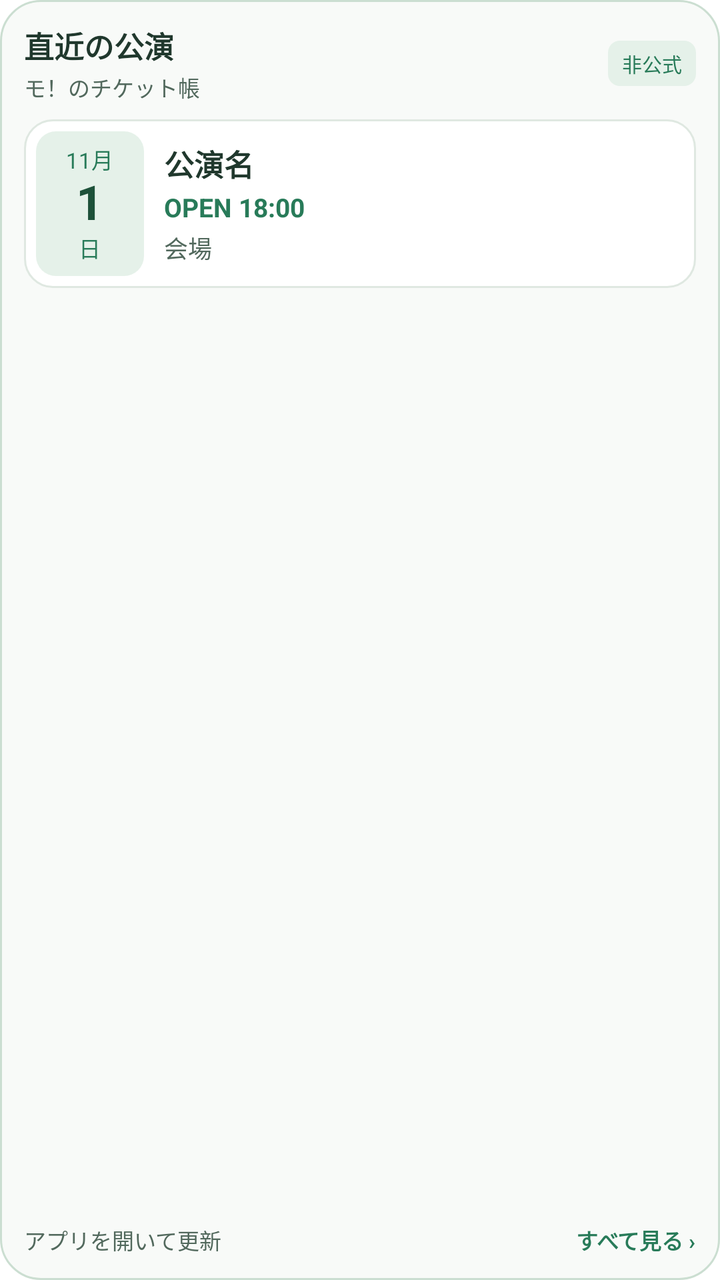
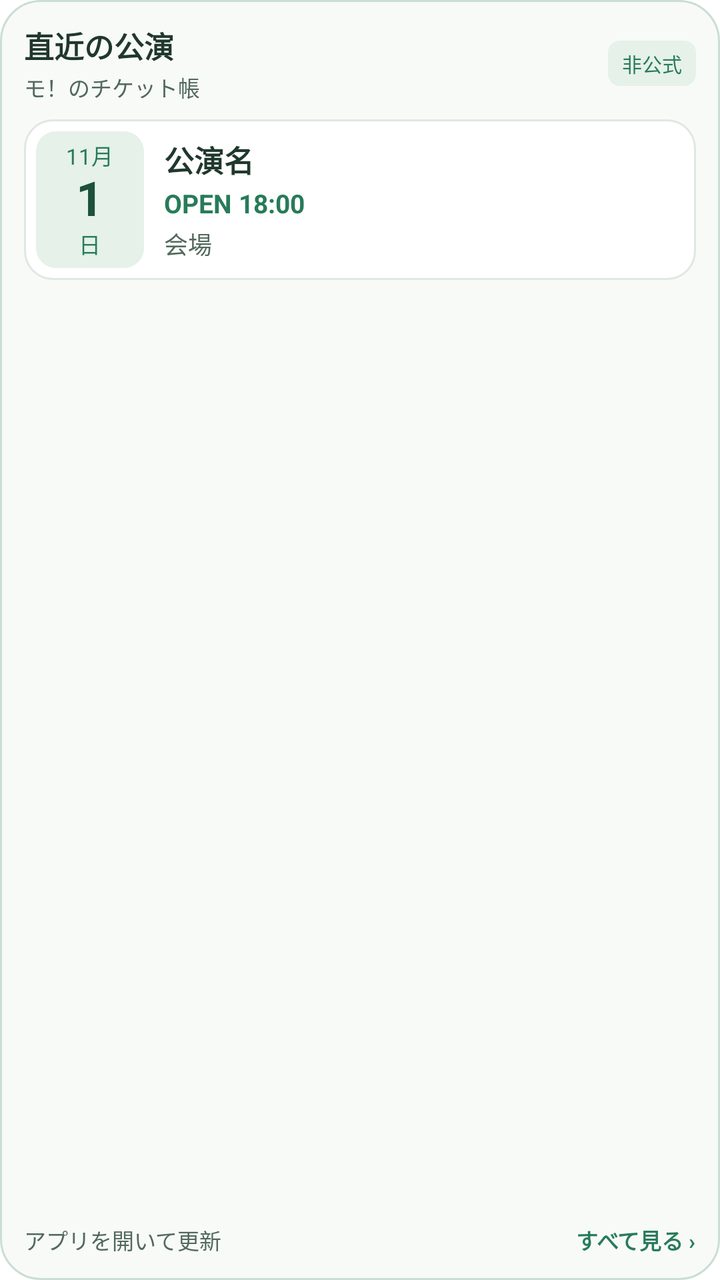

Before-and-after screenshots of an Android layout around one commit, followed by the original layout XML and the change that was made.
<!-- AndroidManifest.xml: fallback theme Theme.MaterialComponents.DayNight.NoActionBar -->
<!-- res/layout/ticket_widget.xml -->
<LinearLayout xmlns:android="http://schemas.android.com/apk/res/android" android:id="@+id/ticket_widget_root" android:layout_width="match_parent" android:layout_height="match_parent" android:orientation="vertical" android:padding="12dp" android:background="@drawable/ticket_widget_background">
  <LinearLayout android:layout_width="match_parent" android:layout_height="wrap_content" android:orientation="horizontal" android:gravity="center_vertical" android:layout_marginBottom="8dp">
    <LinearLayout android:layout_width="0dp" android:layout_weight="1" android:layout_height="wrap_content" android:orientation="vertical">
      <TextView android:id="@+id/ticket_widget_mode" android:layout_width="match_parent" android:layout_height="wrap_content" android:text="直近の公演" android:textColor="#20382D" android:textSize="15sp" android:textStyle="bold" android:includeFontPadding="false" android:maxLines="1" android:ellipsize="end"/>
      <TextView android:id="@+id/ticket_widget_heading" android:layout_width="match_parent" android:layout_height="wrap_content" android:text="モ！のチケット帳" android:textColor="#52695D" android:textSize="11sp" android:layout_marginTop="2dp" android:includeFontPadding="false" android:maxLines="1" android:ellipsize="end"/>
    </LinearLayout>
    <TextView android:layout_width="wrap_content" android:layout_height="wrap_content" android:text="非公式" android:textColor="#287B59" android:textSize="10sp" android:layout_marginLeft="8dp" android:paddingLeft="7dp" android:paddingRight="7dp" android:paddingTop="4dp" android:paddingBottom="4dp" android:includeFontPadding="false" android:background="@drawable/ticket_widget_tag"/>
  </LinearLayout>
  <TextView android:id="@+id/ticket_widget_empty" android:layout_width="match_parent" android:layout_height="wrap_content" android:minHeight="56dp" android:gravity="center_vertical" android:text="タップしてアプリで情報を取得" android:textColor="#52695D" android:textSize="14sp" android:padding="14dp" android:background="@drawable/ticket_widget_row" android:visibility="gone"/>
  <LinearLayout android:id="@+id/ticket_row_0" android:layout_width="match_parent" android:layout_height="wrap_content" android:orientation="horizontal" android:gravity="center_vertical" android:padding="6dp" android:layout_marginBottom="6dp" android:background="@drawable/ticket_widget_row">
    <LinearLayout android:id="@+id/ticket_date_0" android:layout_width="54dp" android:layout_height="wrap_content" android:minHeight="56dp" android:orientation="vertical" android:gravity="center" android:paddingTop="6dp" android:paddingBottom="6dp" android:background="@drawable/ticket_widget_date">
      <TextView android:id="@+id/ticket_month_0" android:layout_width="wrap_content" android:layout_height="wrap_content" android:text="11月" android:textColor="#287B59" android:textSize="11sp" android:includeFontPadding="false"/>
      <TextView android:id="@+id/ticket_day_0" android:layout_width="wrap_content" android:layout_height="wrap_content" android:text="1" android:textColor="#1D5139" android:textSize="24sp" android:textStyle="bold" android:includeFontPadding="false"/>
      <TextView android:id="@+id/ticket_weekday_0" android:layout_width="wrap_content" android:layout_height="wrap_content" android:text="日" android:textColor="#287B59" android:textSize="11sp" android:includeFontPadding="false"/>
    </LinearLayout>
    <LinearLayout android:layout_width="0dp" android:layout_weight="1" android:layout_height="wrap_content" android:orientation="vertical" android:layout_marginLeft="10dp">
      <TextView android:id="@+id/ticket_title_0" android:layout_width="match_parent" android:layout_height="wrap_content" android:text="公演名" android:textColor="#20382D" android:textSize="15sp" android:textStyle="bold" android:maxLines="2" android:ellipsize="end" android:includeFontPadding="false" android:lineSpacingExtra="1dp"/>
      <TextView android:id="@+id/ticket_time_0" android:layout_width="match_parent" android:layout_height="wrap_content" android:text="OPEN 18:00" android:textColor="#287B59" android:textSize="13sp" android:textStyle="bold" android:layout_marginTop="4dp" android:maxLines="1" android:ellipsize="end" android:includeFontPadding="false"/>
      <TextView android:id="@+id/ticket_meta_0" android:layout_width="match_parent" android:layout_height="wrap_content" android:text="会場" android:textColor="#52695D" android:textSize="12sp" android:layout_marginTop="3dp" android:maxLines="1" android:ellipsize="end" android:includeFontPadding="false"/>
    </LinearLayout>
  </LinearLayout>
  <LinearLayout android:id="@+id/ticket_row_1" android:visibility="gone" android:layout_width="match_parent" android:layout_height="wrap_content" android:orientation="horizontal" android:gravity="center_vertical" android:padding="6dp" android:layout_marginBottom="6dp" android:background="@drawable/ticket_widget_row">
    <LinearLayout android:id="@+id/ticket_date_1" android:layout_width="54dp" android:layout_height="wrap_content" android:minHeight="56dp" android:orientation="vertical" android:gravity="center" android:paddingTop="6dp" android:paddingBottom="6dp" android:background="@drawable/ticket_widget_date">
      <TextView android:id="@+id/ticket_month_1" android:layout_width="wrap_content" android:layout_height="wrap_content" android:text="11月" android:textColor="#287B59" android:textSize="11sp" android:includeFontPadding="false"/>
      <TextView android:id="@+id/ticket_day_1" android:layout_width="wrap_content" android:layout_height="wrap_content" android:text="1" android:textColor="#1D5139" android:textSize="24sp" android:textStyle="bold" android:includeFontPadding="false"/>
      <TextView android:id="@+id/ticket_weekday_1" android:layout_width="wrap_content" android:layout_height="wrap_content" android:text="日" android:textColor="#287B59" android:textSize="11sp" android:includeFontPadding="false"/>
    </LinearLayout>
    <LinearLayout android:layout_width="0dp" android:layout_weight="1" android:layout_height="wrap_content" android:orientation="vertical" android:layout_marginLeft="10dp">
      <TextView android:id="@+id/ticket_title_1" android:layout_width="match_parent" android:layout_height="wrap_content" android:text="公演名" android:textColor="#20382D" android:textSize="15sp" android:textStyle="bold" android:maxLines="2" android:ellipsize="end" android:includeFontPadding="false" android:lineSpacingExtra="1dp"/>
      <TextView android:id="@+id/ticket_time_1" android:layout_width="match_parent" android:layout_height="wrap_content" android:text="OPEN 18:00" android:textColor="#287B59" android:textSize="13sp" android:textStyle="bold" android:layout_marginTop="4dp" android:maxLines="1" android:ellipsize="end" android:includeFontPadding="false"/>
      <TextView android:id="@+id/ticket_meta_1" android:layout_width="match_parent" android:layout_height="wrap_content" android:text="会場" android:textColor="#52695D" android:textSize="12sp" android:layout_marginTop="3dp" android:maxLines="1" android:ellipsize="end" android:includeFontPadding="false"/>
    </LinearLayout>
  </LinearLayout>
  <LinearLayout android:id="@+id/ticket_row_2" android:visibility="gone" android:layout_width="match_parent" android:layout_height="wrap_content" android:orientation="horizontal" android:gravity="center_vertical" android:padding="6dp" android:layout_marginBottom="6dp" android:background="@drawable/ticket_widget_row">
    <LinearLayout android:id="@+id/ticket_date_2" android:layout_width="54dp" android:layout_height="wrap_content" android:minHeight="56dp" android:orientation="vertical" android:gravity="center" android:paddingTop="6dp" android:paddingBottom="6dp" android:background="@drawable/ticket_widget_date">
      <TextView android:id="@+id/ticket_month_2" android:layout_width="wrap_content" android:layout_height="wrap_content" android:text="11月" android:textColor="#287B59" android:textSize="11sp" android:includeFontPadding="false"/>
      <TextView android:id="@+id/ticket_day_2" android:layout_width="wrap_content" android:layout_height="wrap_content" android:text="1" android:textColor="#1D5139" android:textSize="24sp" android:textStyle="bold" android:includeFontPadding="false"/>
      <TextView android:id="@+id/ticket_weekday_2" android:layout_width="wrap_content" android:layout_height="wrap_content" android:text="日" android:textColor="#287B59" android:textSize="11sp" android:includeFontPadding="false"/>
    </LinearLayout>
    <LinearLayout android:layout_width="0dp" android:layout_weight="1" android:layout_height="wrap_content" android:orientation="vertical" android:layout_marginLeft="10dp">
      <TextView android:id="@+id/ticket_title_2" android:layout_width="match_parent" android:layout_height="wrap_content" android:text="公演名" android:textColor="#20382D" android:textSize="15sp" android:textStyle="bold" android:maxLines="2" android:ellipsize="end" android:includeFontPadding="false" android:lineSpacingExtra="1dp"/>
      <TextView android:id="@+id/ticket_time_2" android:layout_width="match_parent" android:layout_height="wrap_content" android:text="OPEN 18:00" android:textColor="#287B59" android:textSize="13sp" android:textStyle="bold" android:layout_marginTop="4dp" android:maxLines="1" android:ellipsize="end" android:includeFontPadding="false"/>
      <TextView android:id="@+id/ticket_meta_2" android:layout_width="match_parent" android:layout_height="wrap_content" android:text="会場" android:textColor="#52695D" android:textSize="12sp" android:layout_marginTop="3dp" android:maxLines="1" android:ellipsize="end" android:includeFontPadding="false"/>
    </LinearLayout>
  </LinearLayout>
  <LinearLayout android:id="@+id/ticket_row_3" android:visibility="gone" android:layout_width="match_parent" android:layout_height="wrap_content" android:orientation="horizontal" android:gravity="center_vertical" android:padding="6dp" android:layout_marginBottom="6dp" android:background="@drawable/ticket_widget_row">
    <LinearLayout android:id="@+id/ticket_date_3" android:layout_width="54dp" android:layout_height="wrap_content" android:minHeight="56dp" android:orientation="vertical" android:gravity="center" android:paddingTop="6dp" android:paddingBottom="6dp" android:background="@drawable/ticket_widget_date">
      <TextView android:id="@+id/ticket_month_3" android:layout_width="wrap_content" android:layout_height="wrap_content" android:text="11月" android:textColor="#287B59" android:textSize="11sp" android:includeFontPadding="false"/>
      <TextView android:id="@+id/ticket_day_3" android:layout_width="wrap_content" android:layout_height="wrap_content" android:text="1" android:textColor="#1D5139" android:textSize="24sp" android:textStyle="bold" android:includeFontPadding="false"/>
      <TextView android:id="@+id/ticket_weekday_3" android:layout_width="wrap_content" android:layout_height="wrap_content" android:text="日" android:textColor="#287B59" android:textSize="11sp" android:includeFontPadding="false"/>
    </LinearLayout>
    <LinearLayout android:layout_width="0dp" android:layout_weight="1" android:layout_height="wrap_content" android:orientation="vertical" android:layout_marginLeft="10dp">
      <TextView android:id="@+id/ticket_title_3" android:layout_width="match_parent" android:layout_height="wrap_content" android:text="公演名" android:textColor="#20382D" android:textSize="15sp" android:textStyle="bold" android:maxLines="2" android:ellipsize="end" android:includeFontPadding="false" android:lineSpacingExtra="1dp"/>
      <TextView android:id="@+id/ticket_time_3" android:layout_width="match_parent" android:layout_height="wrap_content" android:text="OPEN 18:00" android:textColor="#287B59" android:textSize="13sp" android:textStyle="bold" android:layout_marginTop="4dp" android:maxLines="1" android:ellipsize="end" android:includeFontPadding="false"/>
      <TextView android:id="@+id/ticket_meta_3" android:layout_width="match_parent" android:layout_height="wrap_content" android:text="会場" android:textColor="#52695D" android:textSize="12sp" android:layout_marginTop="3dp" android:maxLines="1" android:ellipsize="end" android:includeFontPadding="false"/>
    </LinearLayout>
  </LinearLayout>
  <LinearLayout android:id="@+id/ticket_row_4" android:visibility="gone" android:layout_width="match_parent" android:layout_height="wrap_content" android:orientation="horizontal" android:gravity="center_vertical" android:padding="6dp" android:layout_marginBottom="6dp" android:background="@drawable/ticket_widget_row">
    <LinearLayout android:id="@+id/ticket_date_4" android:layout_width="54dp" android:layout_height="wrap_content" android:minHeight="56dp" android:orientation="vertical" android:gravity="center" android:paddingTop="6dp" android:paddingBottom="6dp" android:background="@drawable/ticket_widget_date">
      <TextView android:id="@+id/ticket_month_4" android:layout_width="wrap_content" android:layout_height="wrap_content" android:text="11月" android:textColor="#287B59" android:textSize="11sp" android:includeFontPadding="false"/>
      <TextView android:id="@+id/ticket_day_4" android:layout_width="wrap_content" android:layout_height="wrap_content" android:text="1" android:textColor="#1D5139" android:textSize="24sp" android:textStyle="bold" android:includeFontPadding="false"/>
      <TextView android:id="@+id/ticket_weekday_4" android:layout_width="wrap_content" android:layout_height="wrap_content" android:text="日" android:textColor="#287B59" android:textSize="11sp" android:includeFontPadding="false"/>
    </LinearLayout>
    <LinearLayout android:layout_width="0dp" android:layout_weight="1" android:layout_height="wrap_content" android:orientation="vertical" android:layout_marginLeft="10dp">
      <TextView android:id="@+id/ticket_title_4" android:layout_width="match_parent" android:layout_height="wrap_content" android:text="公演名" android:textColor="#20382D" android:textSize="15sp" android:textStyle="bold" android:maxLines="2" android:ellipsize="end" android:includeFontPadding="false" android:lineSpacingExtra="1dp"/>
      <TextView android:id="@+id/ticket_time_4" android:layout_width="match_parent" android:layout_height="wrap_content" android:text="OPEN 18:00" android:textColor="#287B59" android:textSize="13sp" android:textStyle="bold" android:layout_marginTop="4dp" android:maxLines="1" android:ellipsize="end" android:includeFontPadding="false"/>
      <TextView android:id="@+id/ticket_meta_4" android:layout_width="match_parent" android:layout_height="wrap_content" android:text="会場" android:textColor="#52695D" android:textSize="12sp" android:layout_marginTop="3dp" android:maxLines="1" android:ellipsize="end" android:includeFontPadding="false"/>
    </LinearLayout>
  </LinearLayout>
  <LinearLayout android:id="@+id/ticket_row_5" android:visibility="gone" android:layout_width="match_parent" android:layout_height="wrap_content" android:orientation="horizontal" android:gravity="center_vertical" android:padding="6dp" android:layout_marginBottom="6dp" android:background="@drawable/ticket_widget_row">
    <LinearLayout android:id="@+id/ticket_date_5" android:layout_width="54dp" android:layout_height="wrap_content" android:minHeight="56dp" android:orientation="vertical" android:gravity="center" android:paddingTop="6dp" android:paddingBottom="6dp" android:background="@drawable/ticket_widget_date">
      <TextView android:id="@+id/ticket_month_5" android:layout_width="wrap_content" android:layout_height="wrap_content" android:text="11月" android:textColor="#287B59" android:textSize="11sp" android:includeFontPadding="false"/>
      <TextView android:id="@+id/ticket_day_5" android:layout_width="wrap_content" android:layout_height="wrap_content" android:text="1" android:textColor="#1D5139" android:textSize="24sp" android:textStyle="bold" android:includeFontPadding="false"/>
      <TextView android:id="@+id/ticket_weekday_5" android:layout_width="wrap_content" android:layout_height="wrap_content" android:text="日" android:textColor="#287B59" android:textSize="11sp" android:includeFontPadding="false"/>
    </LinearLayout>
    <LinearLayout android:layout_width="0dp" android:layout_weight="1" android:layout_height="wrap_content" android:orientation="vertical" android:layout_marginLeft="10dp">
      <TextView android:id="@+id/ticket_title_5" android:layout_width="match_parent" android:layout_height="wrap_content" android:text="公演名" android:textColor="#20382D" android:textSize="15sp" android:textStyle="bold" android:maxLines="2" android:ellipsize="end" android:includeFontPadding="false" android:lineSpacingExtra="1dp"/>
      <TextView android:id="@+id/ticket_time_5" android:layout_width="match_parent" android:layout_height="wrap_content" android:text="OPEN 18:00" android:textColor="#287B59" android:textSize="13sp" android:textStyle="bold" android:layout_marginTop="4dp" android:maxLines="1" android:ellipsize="end" android:includeFontPadding="false"/>
      <TextView android:id="@+id/ticket_meta_5" android:layout_width="match_parent" android:layout_height="wrap_content" android:text="会場" android:textColor="#52695D" android:textSize="12sp" android:layout_marginTop="3dp" android:maxLines="1" android:ellipsize="end" android:includeFontPadding="false"/>
    </LinearLayout>
  </LinearLayout>
  <LinearLayout android:layout_width="match_parent" android:layout_height="0dp" android:layout_weight="1"/>
  <LinearLayout android:id="@+id/ticket_widget_footer" android:layout_width="match_parent" android:layout_height="wrap_content" android:orientation="horizontal" android:gravity="center_vertical">
    <TextView android:id="@+id/ticket_widget_updated" android:layout_width="0dp" android:layout_weight="1" android:layout_height="wrap_content" android:text="アプリを開いて更新" android:textColor="#52695D" android:textSize="11sp" android:includeFontPadding="false" android:maxLines="1" android:ellipsize="end"/>
    <TextView android:layout_width="wrap_content" android:layout_height="wrap_content" android:layout_marginLeft="8dp" android:text="すべて見る ›" android:textColor="#287B59" android:textSize="11sp" android:textStyle="bold" android:includeFontPadding="false"/>
  </LinearLayout>
</LinearLayout>
<!-- resources referenced by this layout -->
<resources>
  <!-- drawable ticket_widget_background (drawable) -->
  <shape xmlns:android="http://schemas.android.com/apk/res/android"><solid android:color="#F8FAF8"/><corners android:radius="20dp"/><stroke android:width="1dp" android:color="#CBDed1"/></shape>
  <!-- drawable ticket_widget_date (drawable) -->
  <shape xmlns:android="http://schemas.android.com/apk/res/android"><solid android:color="#E5F1E9"/><corners android:radius="10dp"/></shape>
  <!-- drawable ticket_widget_row (drawable) -->
  <selector xmlns:android="http://schemas.android.com/apk/res/android"><item android:state_pressed="true"><shape><solid android:color="#EEF6F0"/><stroke android:width="1dp" android:color="#CBDDD1"/><corners android:radius="14dp"/></shape></item><item><shape><solid android:color="#FFFFFF"/><stroke android:width="1dp" android:color="#DFE8E1"/><corners android:radius="14dp"/></shape></item></selector>
  <!-- drawable ticket_widget_tag (drawable) -->
  <shape xmlns:android="http://schemas.android.com/apk/res/android"><solid android:color="#E5F1E9"/><corners android:radius="6dp"/></shape>
</resources>

<!-- the commit's change to res/layout/ticket_widget.xml (unified diff, before → after) -->
@@ -8,8 +8,8 @@
   </LinearLayout>
   <TextView android:id="@+id/ticket_widget_empty" android:layout_width="match_parent" android:layout_height="wrap_content" android:minHeight="56dp" android:gravity="center_vertical" android:text="タップしてアプリで情報を取得" android:textColor="#52695D" android:textSize="14sp" android:padding="14dp" android:background="@drawable/ticket_widget_row" android:visibility="gone"/>
   <LinearLayout android:id="@+id/ticket_row_0" android:layout_width="match_parent" android:layout_height="wrap_content" android:orientation="horizontal" android:gravity="center_vertical" android:padding="6dp" android:layout_marginBottom="6dp" android:background="@drawable/ticket_widget_row">
-    <LinearLayout android:id="@+id/ticket_date_0" android:layout_width="54dp" android:layout_height="wrap_content" android:minHeight="56dp" android:orientation="vertical" android:gravity="center" android:paddingTop="6dp" android:paddingBottom="6dp" android:background="@drawable/ticket_widget_date">
-      <TextView android:id="@+id/ticket_month_0" android:layout_width="wrap_content" android:layout_height="wrap_content" android:text="11月" android:textColor="#287B59" android:textSize="11sp" android:includeFontPadding="false"/>
+    <LinearLayout android:id="@+id/ticket_date_0" android:layout_width="54dp" android:layout_height="wrap_content" android:minHeight="56dp" android:orientation="vertical" android:gravity="center" android:paddingTop="4dp" android:paddingBottom="4dp" android:background="@drawable/ticket_widget_date">
+      <TextView android:id="@+id/ticket_month_0" android:maxLines="1" android:ellipsize="end" android:layout_width="wrap_content" android:layout_height="wrap_content" android:text="11月" android:textColor="#287B59" android:textSize="11sp" android:includeFontPadding="false"/>
       <TextView android:id="@+id/ticket_day_0" android:layout_width="wrap_content" android:layout_height="wrap_content" android:text="1" android:textColor="#1D5139" android:textSize="24sp" android:textStyle="bold" android:includeFontPadding="false"/>
       <TextView android:id="@+id/ticket_weekday_0" android:layout_width="wrap_content" android:layout_height="wrap_content" android:text="日" android:textColor="#287B59" android:textSize="11sp" android:includeFontPadding="false"/>
     </LinearLayout>
@@ -20,8 +20,8 @@
     </LinearLayout>
   </LinearLayout>
   <LinearLayout android:id="@+id/ticket_row_1" android:visibility="gone" android:layout_width="match_parent" android:layout_height="wrap_content" android:orientation="horizontal" android:gravity="center_vertical" android:padding="6dp" android:layout_marginBottom="6dp" android:background="@drawable/ticket_widget_row">
-    <LinearLayout android:id="@+id/ticket_date_1" android:layout_width="54dp" android:layout_height="wrap_content" android:minHeight="56dp" android:orientation="vertical" android:gravity="center" android:paddingTop="6dp" android:paddingBottom="6dp" android:background="@drawable/ticket_widget_date">
-      <TextView android:id="@+id/ticket_month_1" android:layout_width="wrap_content" android:layout_height="wrap_content" android:text="11月" android:textColor="#287B59" android:textSize="11sp" android:includeFontPadding="false"/>
+    <LinearLayout android:id="@+id/ticket_date_1" android:layout_width="54dp" android:layout_height="wrap_content" android:minHeight="56dp" android:orientation="vertical" android:gravity="center" android:paddingTop="4dp" android:paddingBottom="4dp" android:background="@drawable/ticket_widget_date">
+      <TextView android:id="@+id/ticket_month_1" android:maxLines="1" android:ellipsize="end" android:layout_width="wrap_content" android:layout_height="wrap_content" android:text="11月" android:textColor="#287B59" android:textSize="11sp" android:includeFontPadding="false"/>
       <TextView android:id="@+id/ticket_day_1" android:layout_width="wrap_content" android:layout_height="wrap_content" android:text="1" android:textColor="#1D5139" android:textSize="24sp" android:textStyle="bold" android:includeFontPadding="false"/>
       <TextView android:id="@+id/ticket_weekday_1" android:layout_width="wrap_content" android:layout_height="wrap_content" android:text="日" android:textColor="#287B59" android:textSize="11sp" android:includeFontPadding="false"/>
     </LinearLayout>
@@ -32,8 +32,8 @@
     </LinearLayout>
   </LinearLayout>
   <LinearLayout android:id="@+id/ticket_row_2" android:visibility="gone" android:layout_width="match_parent" android:layout_height="wrap_content" android:orientation="horizontal" android:gravity="center_vertical" android:padding="6dp" android:layout_marginBottom="6dp" android:background="@drawable/ticket_widget_row">
-    <LinearLayout android:id="@+id/ticket_date_2" android:layout_width="54dp" android:layout_height="wrap_content" android:minHeight="56dp" android:orientation="vertical" android:gravity="center" android:paddingTop="6dp" android:paddingBottom="6dp" android:background="@drawable/ticket_widget_date">
-      <TextView android:id="@+id/ticket_month_2" android:layout_width="wrap_content" android:layout_height="wrap_content" android:text="11月" android:textColor="#287B59" android:textSize="11sp" android:includeFontPadding="false"/>
+    <LinearLayout android:id="@+id/ticket_date_2" android:layout_width="54dp" android:layout_height="wrap_content" android:minHeight="56dp" android:orientation="vertical" android:gravity="center" android:paddingTop="4dp" android:paddingBottom="4dp" android:background="@drawable/ticket_widget_date">
+      <TextView android:id="@+id/ticket_month_2" android:maxLines="1" android:ellipsize="end" android:layout_width="wrap_content" android:layout_height="wrap_content" android:text="11月" android:textColor="#287B59" android:textSize="11sp" android:includeFontPadding="false"/>
       <TextView android:id="@+id/ticket_day_2" android:layout_width="wrap_content" android:layout_height="wrap_content" android:text="1" android:textColor="#1D5139" android:textSize="24sp" android:textStyle="bold" android:includeFontPadding="false"/>
       <TextView android:id="@+id/ticket_weekday_2" android:layout_width="wrap_content" android:layout_height="wrap_content" android:text="日" android:textColor="#287B59" android:textSize="11sp" android:includeFontPadding="false"/>
     </LinearLayout>
@@ -44,8 +44,8 @@
     </LinearLayout>
   </LinearLayout>
   <LinearLayout android:id="@+id/ticket_row_3" android:visibility="gone" android:layout_width="match_parent" android:layout_height="wrap_content" android:orientation="horizontal" android:gravity="center_vertical" android:padding="6dp" android:layout_marginBottom="6dp" android:background="@drawable/ticket_widget_row">
-    <LinearLayout android:id="@+id/ticket_date_3" android:layout_width="54dp" android:layout_height="wrap_content" android:minHeight="56dp" android:orientation="vertical" android:gravity="center" android:paddingTop="6dp" android:paddingBottom="6dp" android:background="@drawable/ticket_widget_date">
-      <TextView android:id="@+id/ticket_month_3" android:layout_width="wrap_content" android:layout_height="wrap_content" android:text="11月" android:textColor="#287B59" android:textSize="11sp" android:includeFontPadding="false"/>
+    <LinearLayout android:id="@+id/ticket_date_3" android:layout_width="54dp" android:layout_height="wrap_content" android:minHeight="56dp" android:orientation="vertical" android:gravity="center" android:paddingTop="4dp" android:paddingBottom="4dp" android:background="@drawable/ticket_widget_date">
+      <TextView android:id="@+id/ticket_month_3" android:maxLines="1" android:ellipsize="end" android:layout_width="wrap_content" android:layout_height="wrap_content" android:text="11月" android:textColor="#287B59" android:textSize="11sp" android:includeFontPadding="false"/>
       <TextView android:id="@+id/ticket_day_3" android:layout_width="wrap_content" android:layout_height="wrap_content" android:text="1" android:textColor="#1D5139" android:textSize="24sp" android:textStyle="bold" android:includeFontPadding="false"/>
       <TextView android:id="@+id/ticket_weekday_3" android:layout_width="wrap_content" android:layout_height="wrap_content" android:text="日" android:textColor="#287B59" android:textSize="11sp" android:includeFontPadding="false"/>
     </LinearLayout>
@@ -56,8 +56,8 @@
     </LinearLayout>
   </LinearLayout>
   <LinearLayout android:id="@+id/ticket_row_4" android:visibility="gone" android:layout_width="match_parent" android:layout_height="wrap_content" android:orientation="horizontal" android:gravity="center_vertical" android:padding="6dp" android:layout_marginBottom="6dp" android:background="@drawable/ticket_widget_row">
-    <LinearLayout android:id="@+id/ticket_date_4" android:layout_width="54dp" android:layout_height="wrap_content" android:minHeight="56dp" android:orientation="vertical" android:gravity="center" android:paddingTop="6dp" android:paddingBottom="6dp" android:background="@drawable/ticket_widget_date">
-      <TextView android:id="@+id/ticket_month_4" android:layout_width="wrap_content" android:layout_height="wrap_content" android:text="11月" android:textColor="#287B59" android:textSize="11sp" android:includeFontPadding="false"/>
+    <LinearLayout android:id="@+id/ticket_date_4" android:layout_width="54dp" android:layout_height="wrap_content" android:minHeight="56dp" android:orientation="vertical" android:gravity="center" android:paddingTop="4dp" android:paddingBottom="4dp" android:background="@drawable/ticket_widget_date">
+      <TextView android:id="@+id/ticket_month_4" android:maxLines="1" android:ellipsize="end" android:layout_width="wrap_content" android:layout_height="wrap_content" android:text="11月" android:textColor="#287B59" android:textSize="11sp" android:includeFontPadding="false"/>
       <TextView android:id="@+id/ticket_day_4" android:layout_width="wrap_content" android:layout_height="wrap_content" android:text="1" android:textColor="#1D5139" android:textSize="24sp" android:textStyle="bold" android:includeFontPadding="false"/>
       <TextView android:id="@+id/ticket_weekday_4" android:layout_width="wrap_content" android:layout_height="wrap_content" android:text="日" android:textColor="#287B59" android:textSize="11sp" android:includeFontPadding="false"/>
     </LinearLayout>
@@ -68,8 +68,8 @@
     </LinearLayout>
   </LinearLayout>
   <LinearLayout android:id="@+id/ticket_row_5" android:visibility="gone" android:layout_width="match_parent" android:layout_height="wrap_content" android:orientation="horizontal" android:gravity="center_vertical" android:padding="6dp" android:layout_marginBottom="6dp" android:background="@drawable/ticket_widget_row">
-    <LinearLayout android:id="@+id/ticket_date_5" android:layout_width="54dp" android:layout_height="wrap_content" android:minHeight="56dp" android:orientation="vertical" android:gravity="center" android:paddingTop="6dp" android:paddingBottom="6dp" android:background="@drawable/ticket_widget_date">
-      <TextView android:id="@+id/ticket_month_5" android:layout_width="wrap_content" android:layout_height="wrap_content" android:text="11月" android:textColor="#287B59" android:textSize="11sp" android:includeFontPadding="false"/>
+    <LinearLayout android:id="@+id/ticket_date_5" android:layout_width="54dp" android:layout_height="wrap_content" android:minHeight="56dp" android:orientation="vertical" android:gravity="center" android:paddingTop="4dp" android:paddingBottom="4dp" android:background="@drawable/ticket_widget_date">
+      <TextView android:id="@+id/ticket_month_5" android:maxLines="1" android:ellipsize="end" android:layout_width="wrap_content" android:layout_height="wrap_content" android:text="11月" android:textColor="#287B59" android:textSize="11sp" android:includeFontPadding="false"/>
       <TextView android:id="@+id/ticket_day_5" android:layout_width="wrap_content" android:layout_height="wrap_content" android:text="1" android:textColor="#1D5139" android:textSize="24sp" android:textStyle="bold" android:includeFontPadding="false"/>
       <TextView android:id="@+id/ticket_weekday_5" android:layout_width="wrap_content" android:layout_height="wrap_content" android:text="日" android:textColor="#287B59" android:textSize="11sp" android:includeFontPadding="false"/>
     </LinearLayout>
